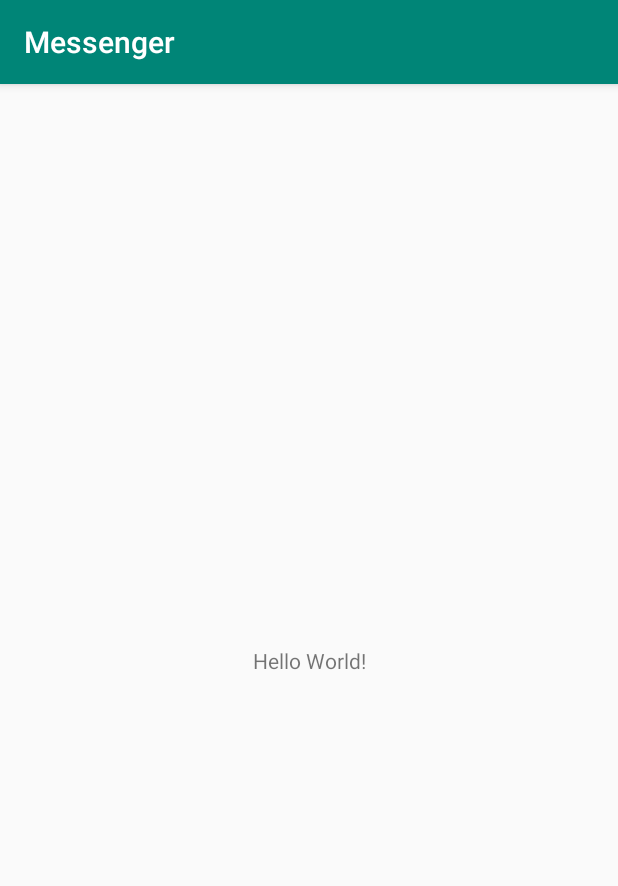
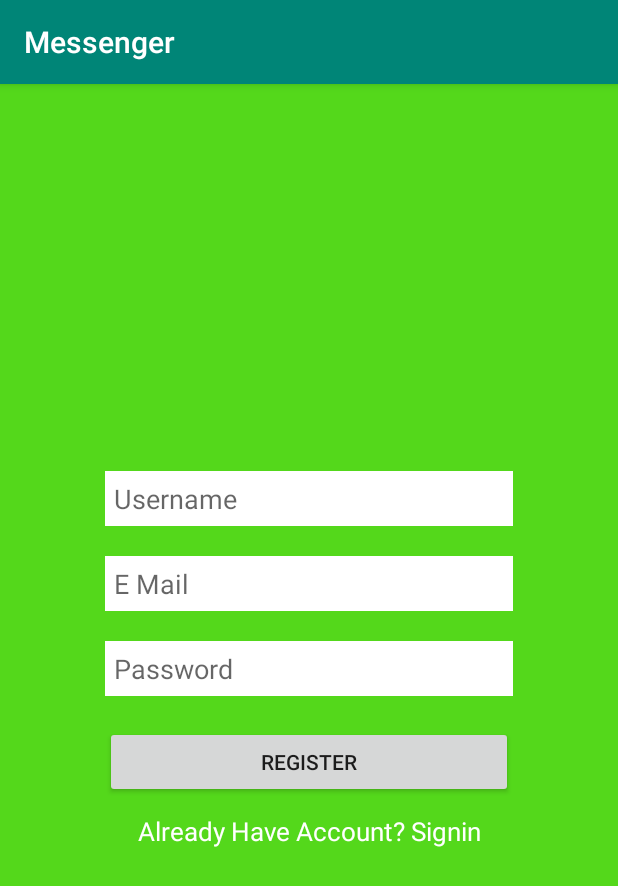
Before and after one commit to ProAndroCoder/Messenger, an Android app: the screen it shows after launch (MainActivity), on a phone screen of 412 x 824 dp. Shown: the top 886 px of the screen. Run offline under Robolectric (Android 15) with nearby library versions, the phone set to English and light mode, and no system bars; our stand-ins replace Firebase (no records; nobody signed in at launch, a user with empty details on screens opened directly).

Commit message:
Register Front End Designed

```diff
--- a/app/build.gradle
+++ b/app/build.gradle
@@ -3,6 +3,8 @@ apply plugin: 'com.android.application'
 apply plugin: 'kotlin-android'
 
 apply plugin: 'kotlin-android-extensions'
+
+apply plugin: 'com.google.gms.google-services'
 
 android {
     compileSdkVersion 29
@@ -25,11 +27,13 @@ android {
 
 dependencies {
     implementation fileTree(dir: 'libs', include: ['*.jar'])
-    implementation"org.jetbrains.kotlin:kotlin-stdlib-jdk7:$kotlin_version"
+    implementation "org.jetbrains.kotlin:kotlin-stdlib-jdk7:$kotlin_version"
     implementation 'androidx.appcompat:appcompat:1.0.2'
     implementation 'androidx.core:core-ktx:1.0.2'
     implementation 'androidx.constraintlayout:constraintlayout:1.1.3'
     testİmplementation 'junit:junit:4.12'
     androidTestİmplementation 'androidx.test:runner:1.2.0'
     androidTestİmplementation 'androidx.test.espresso:espresso-core:3.2.0'
+    implementation 'com.google.firebase:firebase-core:17.0.0'
+    implementation 'com.google.firebase:firebase-auth:18.0.0'
 }
--- a/app/src/main/res/layout/activity_main.xml
+++ b/app/src/main/res/layout/activity_main.xml
@@ -1,18 +1,58 @@
 <?xml version="1.0" encoding="utf-8"?>
-<androidx.constraintlayout.widget.ConstraintLayout xmlns:android="http://schemas.android.com/apk/res/android"
+<LinearLayout xmlns:android="http://schemas.android.com/apk/res/android"
     xmlns:app="http://schemas.android.com/apk/res-auto"
     xmlns:tools="http://schemas.android.com/tools"
     android:layout_width="match_parent"
     android:layout_height="match_parent"
+    android:background="@color/colorHoloGreen"
+    android:gravity="center"
+    android:orientation="vertical"
+    android:padding="70dp"
     tools:context=".MainActivity">
 
+    <EditText
+        android:id="@+id/et_Username"
+        android:layout_width="match_parent"
+        android:layout_height="wrap_content"
+        android:background="@color/colorWhite"
+        android:hint="@string/register_username"
+        android:padding="6dp" />
+
+    <EditText
+        android:id="@+id/et_Email"
+        android:layout_width="match_parent"
+        android:layout_height="wrap_content"
+        android:layout_marginTop="20dp"
+        android:background="@color/colorWhite"
+        android:hint="@string/register_email"
+        android:padding="6dp" />
+
+    <EditText
+        android:id="@+id/et_Password"
+        android:layout_width="match_parent"
+        android:layout_height="wrap_content"
+        android:layout_marginTop="20dp"
+        android:background="@color/colorWhite"
+        android:hint="@string/register_password"
+        android:padding="6dp" />
+
+    <Button
+        android:id="@+id/btn_register"
+        android:layout_width="match_parent"
+        android:layout_height="wrap_content"
+        android:layout_marginTop="20dp"
+        android:padding="5dp"
+        android:text="@string/register_register" />
+
     <TextView
-        android:layout_width="wrap_content"
+        android:id="@+id/txt_signin"
+        android:layout_width="match_parent"
         android:layout_height="wrap_content"
-        android:text="Hello World!"
-        app:layout_constraintBottom_toBottomOf="parent"
-        app:layout_constraintLeft_toLeftOf="parent"
-        app:layout_constraintRight_toRightOf="parent"
-        app:layout_constraintTop_toTopOf="parent" />
+        android:layout_marginTop="10dp"
+        android:gravity="center"
+        android:text="@string/register_signin"
+        android:textColor="@color/colorWhite"
+        android:textSize="17sp" />
 
-</androidx.constraintlayout.widget.ConstraintLayout>
+
+</LinearLayout>
--- a/app/src/main/res/values/colors.xml
+++ b/app/src/main/res/values/colors.xml
@@ -3,4 +3,7 @@
     <color name="colorPrimary">#008577</color>
     <color name="colorPrimaryDark">#00574B</color>
     <color name="colorAccent">#D81B60</color>
+    <color name="colorHoloGreen">#54D81B</color>
+    <color name="colorWhite">#FFFFFF</color>
+
 </resources>
--- a/app/src/main/res/values/strings.xml
+++ b/app/src/main/res/values/strings.xml
@@ -1,3 +1,8 @@
 <resources>
     <string name="app_name">Messenger</string>
+    <string name="register_username">Username</string>
+    <string name="register_email">E Mail</string>
+    <string name="register_password">Password</string>
+    <string name="register_register">REGISTER</string>
+    <string name="register_signin">Already Have Account? Signin</string>
 </resources>
--- a/build.gradle
+++ b/build.gradle
@@ -10,6 +10,7 @@ buildscript {
     dependencies {
         classpath 'com.android.tools.build:gradle:3.4.2'
         classpath "org.jetbrains.kotlin:kotlin-gradle-plugin:$kotlin_version"
+        classpath 'com.google.gms:google-services:4.2.0'
         // NOTE: Do not place your application dependencies here; they belong
         // in the individual module build.gradle files
     }
```
Also changed, not shown: app/src/main/AndroidManifest.xml (+6 -3 lines), app/src/main/java/com/example/messenger/Login.kt (added, +12 -0 lines), app/src/main/java/com/example/messenger/MainActivity.kt (+30 -0 lines), app/src/main/res/layout/activity_login.xml (added, +10 -0 lines), 1 other file.
